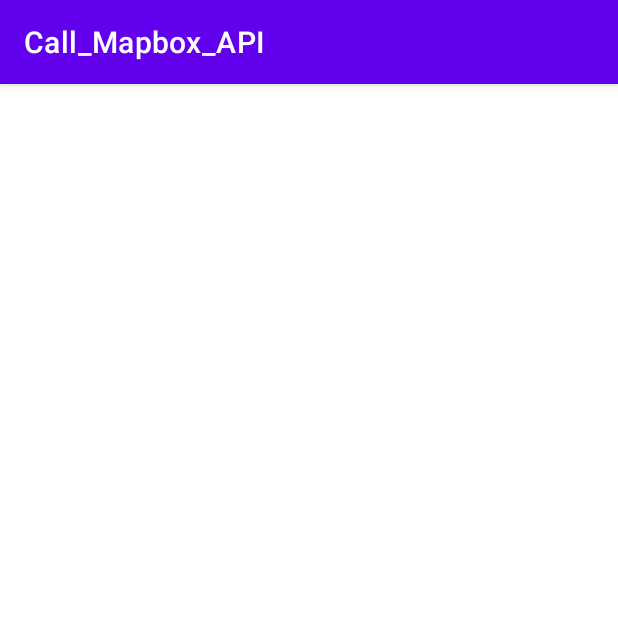
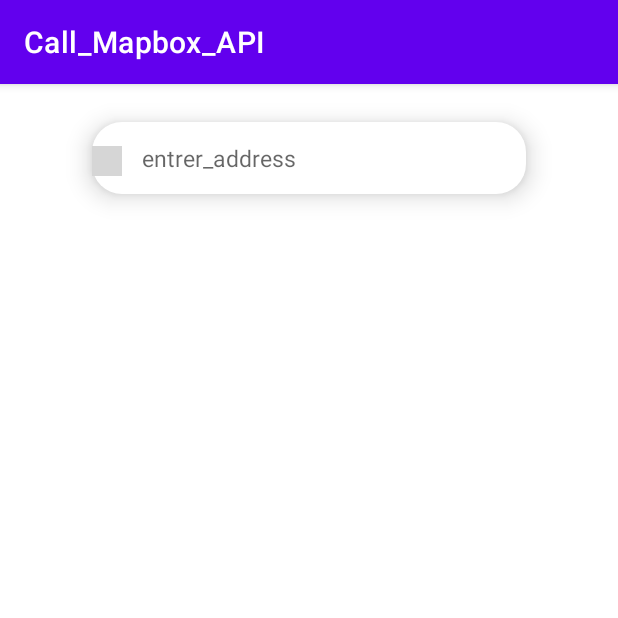
Before and after one commit to sollarp/EV-MapBox, an Android app: the SearchListFragment screen opened through its navigation route, on a phone screen of 412 x 824 dp, the top half of it. Run offline under Robolectric (Android 15) with nearby library versions, the phone set to English and light mode, and no system bars; our stand-ins replace Dagger/Hilt's generated code; libraries missing offline, so code that uses them is left out: com.microsoft.appcenter; 3 statements that could not run were skipped; grey boxes are pictures that could not be loaded.

Commit message:
Fixed soft keyboard behaviour and layout

```diff
--- a/app/build.gradle
+++ b/app/build.gradle
@@ -122,6 +122,7 @@ dependencies {
     // Google map service
     implementation 'com.google.android.gms:play-services-maps:18.1.0'
     implementation 'com.google.maps.android:android-maps-utils:2.2.0'
+    implementation 'com.google.android.gms:play-services-location:18.0.0'
 
 
     // UNIT test
--- a/app/src/main/java/com/example/ev_mapbox/ui/MainActivity.kt
+++ b/app/src/main/java/com/example/ev_mapbox/ui/MainActivity.kt
@@ -20,10 +20,6 @@ class MainActivity : AppCompatActivity() {
     override fun onCreate(savedInstanceState: Bundle?) {
         super.onCreate(savedInstanceState)
         setContentView(R.layout.activity_main)
-        /*AppCenter.start(
-            application, "b963b324-5670-4a3a-8720-1317529ff65b",
-            Analytics::class.java, Crashes::class.java
-        )*/
         checkAndRequestLocationPermissions(this)
     }
 
--- a/app/src/main/java/com/example/ev_mapbox/ui/homescreen/MapBarFragment.kt
+++ b/app/src/main/java/com/example/ev_mapbox/ui/homescreen/MapBarFragment.kt
@@ -4,32 +4,29 @@ import android.os.Bundle
 import android.view.LayoutInflater
 import android.view.View
 import android.view.ViewGroup
-import androidx.core.widget.doOnTextChanged
 import androidx.fragment.app.*
 import androidx.lifecycle.Lifecycle
 import androidx.lifecycle.lifecycleScope
 import androidx.lifecycle.repeatOnLifecycle
+import androidx.navigation.NavDirections
+import androidx.navigation.findNavController
 import com.example.ev_mapbox.data.local.EvPointsEntity
 import com.example.call_mapbox_api.ui.searchscreen.SearchListViewModel
 import com.example.ev_mapbox.R
 import com.example.ev_mapbox.databinding.FragmentMapbarBinding
-import com.example.ev_mapbox.ui.searchscreen.SearchListFragment
-import com.example.ev_mapbox.util.hideKeyboard
-import com.example.ev_mapbox.util.showKeyboard
 import com.google.android.gms.maps.CameraUpdateFactory
 import com.google.android.gms.maps.GoogleMap
 import com.google.android.gms.maps.SupportMapFragment
 import com.google.android.gms.maps.model.LatLng
 import com.google.android.gms.maps.model.MarkerOptions
-import dagger.hilt.android.AndroidEntryPoint
 import kotlinx.coroutines.launch
 
-@AndroidEntryPoint
 class MapBarFragment : Fragment() {
 
     private var _binding: FragmentMapbarBinding? = null
     private val binding get() = _binding!!
     private val viewModel: SearchListViewModel by activityViewModels()
+
     override fun onCreateView(
         inflater: LayoutInflater,
         container: ViewGroup?,
@@ -42,10 +39,9 @@ class MapBarFragment : Fragment() {
         super.onViewCreated(view, savedInstanceState)
 
         val supportMapFragment =
-            childFragmentManager.findFragmentById(R.id.googlemap_fragment) as SupportMapFragment
-        //binding.searchbarFragment.inputSearch.focusable = View.NOT_FOCUSABLE
-        binding.searchbarFragment.inputSearch.isFocusableInTouchMode = false
+            childFragmentManager.findFragmentById(R.id.map_fragment) as SupportMapFragment
 
+        binding.searchbarFragment.inputSearch.focusable = View.NOT_FOCUSABLE
         viewLifecycleOwner.lifecycleScope.launch {
             repeatOnLifecycle(Lifecycle.State.STARTED) {
                 viewModel.pointsMediatorData.observe(viewLifecycleOwner) { pointItems ->
@@ -63,25 +59,8 @@ class MapBarFragment : Fragment() {
                 }
             }
         }
-        binding.searchbarFragment.inputSearch.apply {
-            doOnTextChanged { text, _, _, _ ->
-                viewModel.onSearchQuery(text.toString())
-            }
-            setOnClickListener {
-                //context?.let { hideKeyboard(view, it) }
-                val backStackPos = childFragmentManager.backStackEntryCount
-                binding.searchbarFragment.inputSearch.isFocusableInTouchMode = true
-                println("backstack entry = ${backStackPos}")
-                if(backStackPos == 0){
-                    println("backstack entry in if statement = ${backStackPos}")
-                    childFragmentManager.commit {
-                        replace<SearchListFragment>(R.id.googlemap_fragment)
-                        setReorderingAllowed(true)
-                        addToBackStack("name") // name can be null
-                        context?.let { showKeyboard(view, it) }
-                    }
-                }
-            }
+        binding.searchbarFragment.inputSearch.setOnClickListener {
+            view.findNavController().navigate(createMapBarFragmentDirections())
         }
     }
     private fun addMarkers(googleMap: GoogleMap, pointItems: List<EvPointsEntity>) {
@@ -98,8 +77,12 @@ class MapBarFragment : Fragment() {
             )
         }
     }
+
     override fun onDestroyView() {
         super.onDestroyView()
         _binding = null
     }
+    private fun createMapBarFragmentDirections(): NavDirections {
+        return MapBarFragmentDirections.actionMapBarFragmentToSearchlistFragment()
+    }
 }
--- a/app/src/main/java/com/example/ev_mapbox/ui/searchscreen/SearchListFragment.kt
+++ b/app/src/main/java/com/example/ev_mapbox/ui/searchscreen/SearchListFragment.kt
@@ -4,29 +4,31 @@ import android.os.Bundle
 import android.view.LayoutInflater
 import android.view.View
 import android.view.ViewGroup
+import androidx.core.widget.doOnTextChanged
 import androidx.fragment.app.Fragment
 import androidx.fragment.app.activityViewModels
-import androidx.lifecycle.*
+import androidx.lifecycle.LifecycleOwner
+import androidx.lifecycle.Observer
 import androidx.navigation.NavDirections
 import androidx.navigation.findNavController
 import androidx.recyclerview.widget.RecyclerView
 import androidx.recyclerview.widget.StaggeredGridLayoutManager
+import com.example.call_mapbox_api.ui.searchscreen.SearchListViewModel
 import com.example.ev_mapbox.data.local.EvPointsEntity
-import com.example.call_mapbox_api.ui.searchscreen.SearchListViewModel
 import com.example.ev_mapbox.databinding.FragmentSearchlistBinding
 import com.example.ev_mapbox.domain.model.ItemDataConverter
 import com.example.ev_mapbox.domain.model.itemDataConverter
-import com.example.ev_mapbox.util.Constants.SPAN_COUNT
+import com.example.ev_mapbox.util.Constants
 import com.example.ev_mapbox.util.hideKeyboard
-import com.example.ev_mapbox.util.showKeyboard
+import com.example.ev_mapbox.util.showKeyboardDelayed
 import dagger.hilt.android.AndroidEntryPoint
+
 @AndroidEntryPoint
 class SearchListFragment : Fragment() {
 
     private val viewModel: SearchListViewModel by activityViewModels()
     private var _binding: FragmentSearchlistBinding? = null
     private val binding get() = _binding!!
-
     override fun onCreateView(
         inflater: LayoutInflater,
         container: ViewGroup?,
@@ -35,22 +37,29 @@ class SearchListFragment : Fragment() {
         _binding = FragmentSearchlistBinding.inflate(inflater, container, false)
         return binding.root
     }
+
     override fun onViewCreated(view: View, savedInstanceState: Bundle?) {
         super.onViewCreated(view, savedInstanceState)
         val recyclerView = binding.recycleSearch
-        // This does'not work here investigate
-        context?.let { showKeyboard(view, it) }
         recyclerView.addOnScrollListener(object : RecyclerView.OnScrollListener() {
             override fun onScrolled(recyclerView: RecyclerView, dx: Int, dy: Int) {
                 context?.let { hideKeyboard(view, it) }
             }
         })
+        binding.searchbarFragment.inputSearch.doOnTextChanged { text, _, _, _ ->
+            viewModel.onSearchQuery(text.toString())
+        }
+        val editText = binding.searchbarFragment.inputSearch
+        editText.requestFocus()
+        editText.showKeyboardDelayed()
         createAdapterObserver(view, recyclerView, viewLifecycleOwner)
     }
+
     override fun onDestroyView() {
         super.onDestroyView()
         _binding = null
     }
+
     private fun createAdapterObserver(
         view: View,
         recyclerView: RecyclerView,
@@ -67,14 +76,14 @@ class SearchListFragment : Fragment() {
                     )
                     recyclerView.layoutManager =
                         StaggeredGridLayoutManager(
-                                        SPAN_COUNT,
+                            Constants.SPAN_COUNT,
                             StaggeredGridLayoutManager.VERTICAL,
                         )
                     recyclerView.adapter = adapter
                 }
             )
+    }
 
-            }
     private fun createSearchRecycleAdapter(
         items: ArrayList<EvPointsEntity>,
         itemDataConverter: (EvPointsEntity) -> ItemDataConverter,
@@ -90,6 +99,7 @@ class SearchListFragment : Fragment() {
             }
         )
     }
+
     private fun createSearchListFragmentDirections(): NavDirections {
         return SearchListFragmentDirections
             .actionSearchlistFragmentToDetailFragment()
--- a/app/src/main/java/com/example/ev_mapbox/util/Extensions.kt
+++ b/app/src/main/java/com/example/ev_mapbox/util/Extensions.kt
@@ -3,6 +3,7 @@ package com.example.ev_mapbox.util
 import android.content.Context
 import android.view.View
 import android.view.inputmethod.InputMethodManager
+import android.widget.EditText
 import android.widget.Toast
 import androidx.core.content.ContextCompat.getSystemService
 import com.example.ev_mapbox.data.local.EvPointsEntity
@@ -14,10 +15,12 @@ fun hideKeyboard(view: View, context: Context) {
     inputMethodManager.hideSoftInputFromWindow(view.windowToken, 0)
 }
 
-fun showKeyboard(view: View, context: Context) {
-    val inputMethodManager =
-        context.getSystemService(Context.INPUT_METHOD_SERVICE) as InputMethodManager
-    inputMethodManager.showSoftInput(view, InputMethodManager.SHOW_FORCED)
+fun EditText.showKeyboardDelayed(delayMillis: Long = 200) {
+    this.postDelayed({
+        this.requestFocus()
+        val imm = context.getSystemService(Context.INPUT_METHOD_SERVICE) as InputMethodManager
+        imm.showSoftInput(this, InputMethodManager.SHOW_IMPLICIT)
+    }, delayMillis)
 }
 
 fun searchPoints(letter: String, addresses: List<EvPointsEntity>): List<EvPointsEntity> {
--- a/app/src/main/res/layout/fragment_searchlist.xml
+++ b/app/src/main/res/layout/fragment_searchlist.xml
@@ -1,11 +1,22 @@
 <?xml version="1.0" encoding="utf-8"?>
-<androidx.constraintlayout.widget.ConstraintLayout
-    xmlns:android="http://schemas.android.com/apk/res/android"
+<androidx.constraintlayout.widget.ConstraintLayout xmlns:android="http://schemas.android.com/apk/res/android"
     xmlns:app="http://schemas.android.com/apk/res-auto"
     xmlns:tools="http://schemas.android.com/tools"
     android:layout_width="match_parent"
     android:layout_height="match_parent"
     android:background="#0000">
+
+    <include
+        android:id="@+id/searchbar_fragment"
+        layout="@layout/item_searchbar"
+        android:layout_width="wrap_content"
+        android:layout_height="wrap_content"
+        app:layout_constraintBottom_toTopOf="@id/recycle_search"
+        app:layout_constraintEnd_toEndOf="parent"
+        app:layout_constraintHorizontal_bias="0.5"
+        app:layout_constraintStart_toStartOf="parent"
+        app:layout_constraintTop_toTopOf="parent"
+        app:layout_constraintVertical_bias="0.695" />
 
     <androidx.recyclerview.widget.RecyclerView
         android:id="@+id/recycle_search"
--- a/app/src/main/res/navigation/nav_graph.xml
+++ b/app/src/main/res/navigation/nav_graph.xml
@@ -12,8 +12,8 @@
         android:label="fragment_searchMap"
         tools:layout="@layout/fragment_mapbar" >
         <action
-            android:id="@+id/action_searchlistFragment_to_detailFragment"
-            app:destination="@id/detailFragment" />
+            android:id="@+id/action_mapBarFragment_to_searchlistFragment"
+            app:destination="@id/searchlistFragment" />
     </fragment>
 
     <fragment
@@ -30,5 +30,6 @@
         android:id="@+id/detailFragment"
         android:name="com.example.ev_mapbox.ui.detailscreen.DetailFragment"
         android:label="fragment_searchMap"
-        tools:layout="@layout/fragment_detail" />
+        tools:layout="@layout/fragment_detail" >
+    </fragment>
 </navigation>
```
Also changed, not shown: app/src/main/java/com/example/ev_mapbox/ui/detailscreen/DetailFragment.kt (+8 -1 lines), app/src/main/res/layout/fragment_mapbar.xml (+8 -4 lines), app/src/main/res/layout/item_map.xml (added, +13 -0 lines), gradle.properties (line endings or trailing spaces). Lines whose indentation alone changed are shown as unchanged.
